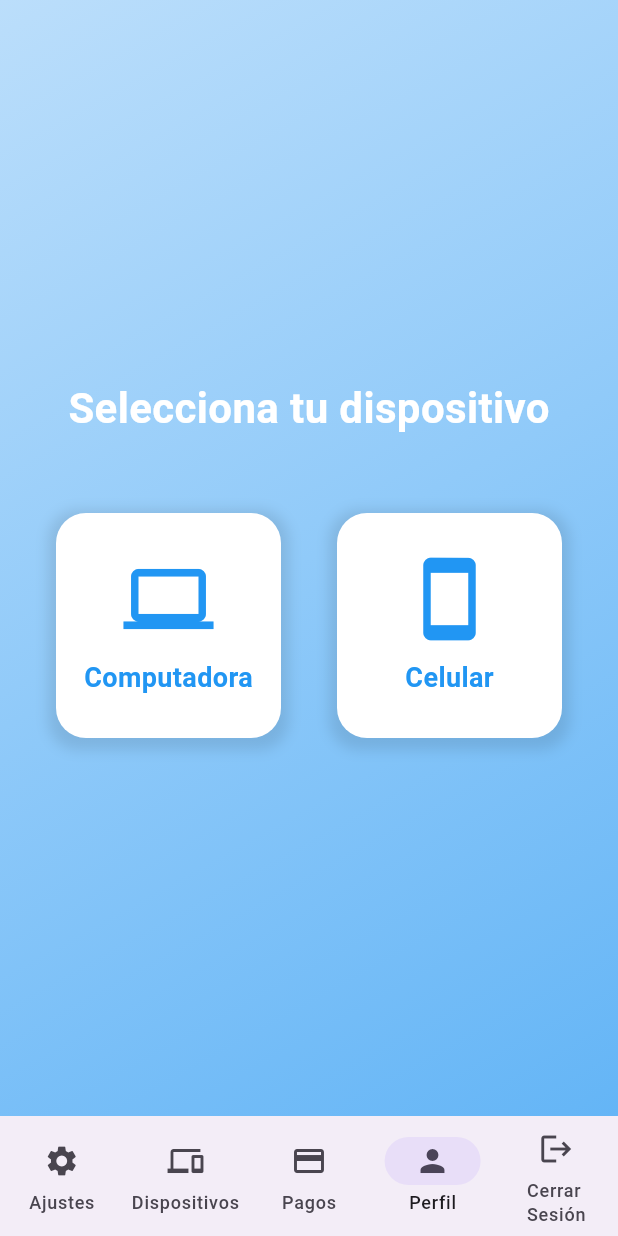
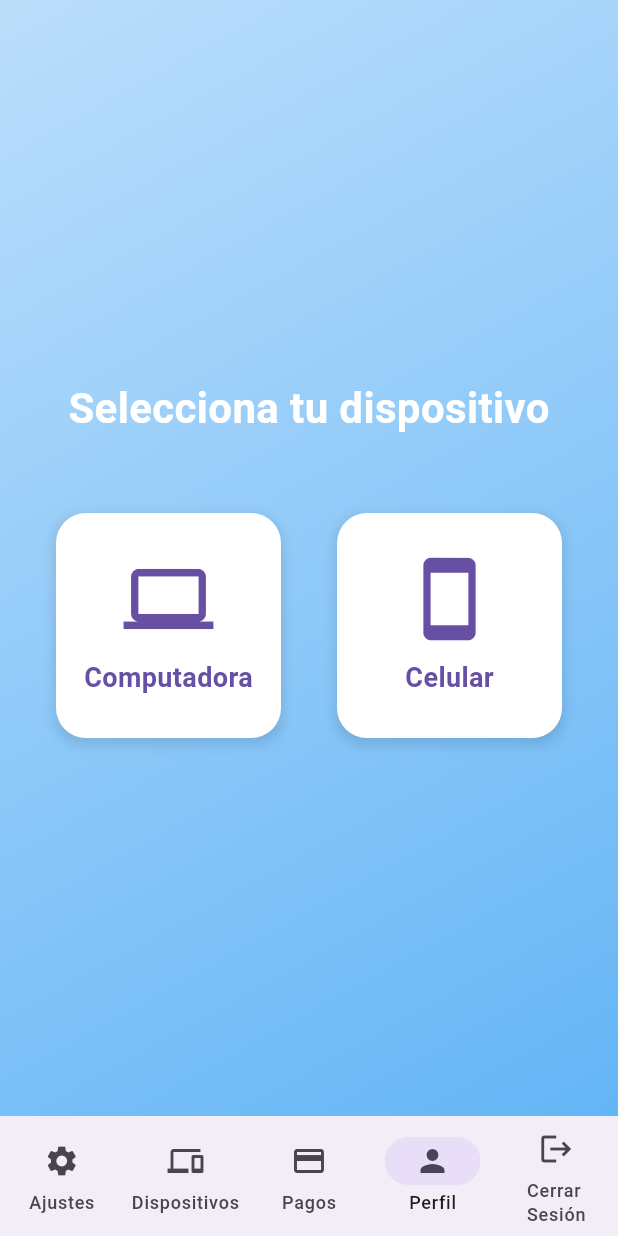
Before and after one commit to Omar19Ort/TECH-OM, a Flutter app: the SeleccionDispositivo screen opened directly, item 4 of the bottom bar chosen, after a tap on the "arrow back" icon, on a phone screen of 412 x 824 dp. Run offline on Flutter 3.47's test engine with Material 3 defaults, Android fonts, the phone set to English and light mode, and no system bars; our stand-ins replace image_picker.

Commit message:
Implementaciòn de formulario de reparaciòn y modoficaciones en los archivos de seleccion de dispositivo y el menu de reparaciòn

```diff
--- a/lib/interface/seleccion_dispositivo.dart
+++ b/lib/interface/seleccion_dispositivo.dart
@@ -21,17 +21,30 @@ class _SeleccionDispositivoState extends State<SeleccionDispositivo> {
     // Aquí se implementaría la lógica para cambiar el tema en toda la app
   }
 
-  @override
-  Widget build(BuildContext context) {
-    return Scaffold(
-      body: _buildBody(),
-      bottomNavigationBar: NavigationBar(
-        onDestinationSelected: (int index) {
+  void _onItemTapped(int index) {
     setState(() {
       _selectedIndex = index;
     });
     switch (index) {
       case 0:
+        _navigateToSettings();
+        break;
+      case 1:
+        // Ya estamos en la pantalla de selección de dispositivo
+        break;
+      case 2:
+        // Implementar navegación a la pantalla de pagos
+        break;
+      case 3:
+        _navigateToProfile();
+        break;
+      case 4:
+        _showLogoutDialog();
+        break;
+    }
+  }
+
+  void _navigateToSettings() {
     Navigator.push(
       context,
       MaterialPageRoute(
@@ -41,26 +54,50 @@ class _SeleccionDispositivoState extends State<SeleccionDispositivo> {
         ),
       ),
     );
-              break;
-            case 1:
-              // Ya estamos en la pantalla de selección de dispositivo
-              break;
-            case 2:
-              // Implementar navegación a la pantalla de pagos
-              break;
-            case 3:
+  }
+
+  void _navigateToProfile() {
     Navigator.push(
       context,
       MaterialPageRoute(
         builder: (context) => const PantallaPerfil(),
       ),
     );
-              break;
-            case 4:
+  }
+
+  void _showLogoutDialog() {
+    showDialog(
+      context: context,
+      builder: (BuildContext context) {
+        return AlertDialog(
+          title: const Text('Cerrar sesión'),
+          content: const Text('¿Estás seguro de que quieres cerrar sesión?'),
+          actions: <Widget>[
+            TextButton(
+              child: const Text('Cancelar'),
+              onPressed: () {
+                Navigator.of(context).pop();
+              },
+            ),
+            TextButton(
+              child: const Text('Cerrar sesión'),
+              onPressed: () {
                 // Implementar lógica para cerrar sesión
-              break;
+                Navigator.of(context).pop();
+              },
+            ),
+          ],
+        );
+      },
+    );
   }
-        },
+
+  @override
+  Widget build(BuildContext context) {
+    return Scaffold(
+      body: _buildBody(),
+      bottomNavigationBar: NavigationBar(
+        onDestinationSelected: _onItemTapped,
         selectedIndex: _selectedIndex,
         destinations: const <NavigationDestination>[
           NavigationDestination(
@@ -144,19 +181,24 @@ class _SeleccionDispositivoState extends State<SeleccionDispositivo> {
     IconData icon,
     VoidCallback onTap,
   ) {
+    final theme = Theme.of(context);
+    final isDarkMode = theme.brightness == Brightness.dark;
+
     return GestureDetector(
       onTap: onTap,
       child: Container(
         width: 150,
         height: 150,
         decoration: BoxDecoration(
-          color: Colors.white,
+          color: isDarkMode ? theme.cardColor : Colors.white,
           borderRadius: BorderRadius.circular(20),
           boxShadow: [
             BoxShadow(
-              color: Colors.black.withOpacity(0.1),
-              spreadRadius: 5,
-              blurRadius: 7,
+              color: isDarkMode
+                  ? Colors.black.withOpacity(0.3)
+                  : Colors.black.withOpacity(0.1),
+              spreadRadius: 2,
+              blurRadius: 5,
               offset: const Offset(0, 3),
             ),
           ],
@@ -164,14 +206,14 @@ class _SeleccionDispositivoState extends State<SeleccionDispositivo> {
         child: Column(
           mainAxisAlignment: MainAxisAlignment.center,
           children: [
-            Icon(icon, size: 60, color: Colors.blue),
+            Icon(icon, size: 60, color: theme.primaryColor),
             const SizedBox(height: 10),
             Text(
               title,
-              style: const TextStyle(
+              style: TextStyle(
                 fontSize: 18,
                 fontWeight: FontWeight.bold,
-                color: Colors.blue,
+                color: theme.primaryColor,
               ),
             ),
           ],
@@ -184,7 +226,7 @@ class _SeleccionDispositivoState extends State<SeleccionDispositivo> {
     Navigator.push(
       context,
       MaterialPageRoute(
-        builder: (context) => MenuReparacion(deviceType: deviceType),
+        builder: (context) => MenuReparacion(tipoDispositivo: deviceType),
       ),
     );
   }
```
Also changed, not shown: lib/interface/menu_reparacion.dart (+113 -159 lines). Lines whose indentation alone changed are shown as unchanged.
